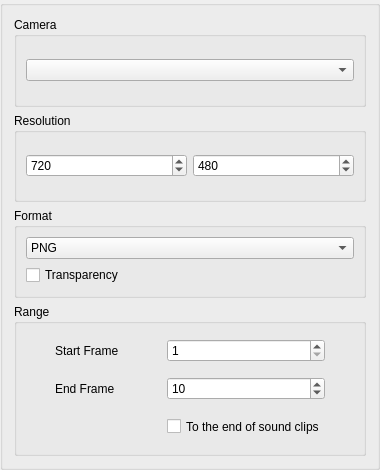
Qt form app/ui/exportimageoptions.ui (pencil2d/pencil) before a commit.
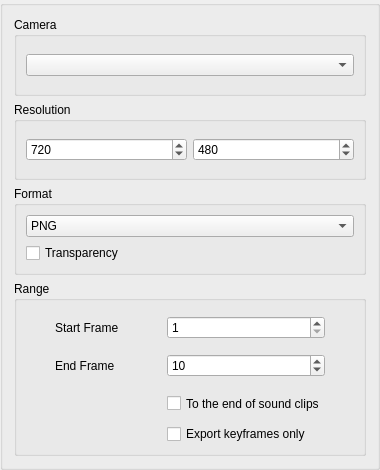
The same form after that commit.

Commit message: Export only keyframes possible in exportImageSequence

What changed in the file:
```diff
--- a/app/ui/exportimageoptions.ui
+++ b/app/ui/exportimageoptions.ui
@@ -232,6 +232,13 @@
         </property>
        </widget>
       </item>
+      <item row="3" column="2">
+       <widget class="QCheckBox" name="cbExportKeyframesOnly">
+        <property name="text">
+         <string>Export keyframes only</string>
+        </property>
+       </widget>
+      </item>
      </layout>
     </widget>
    </item>
```
Left out of the diff: 70 changed lines with no effect on the pictures. The commit also changes 6 other files.
